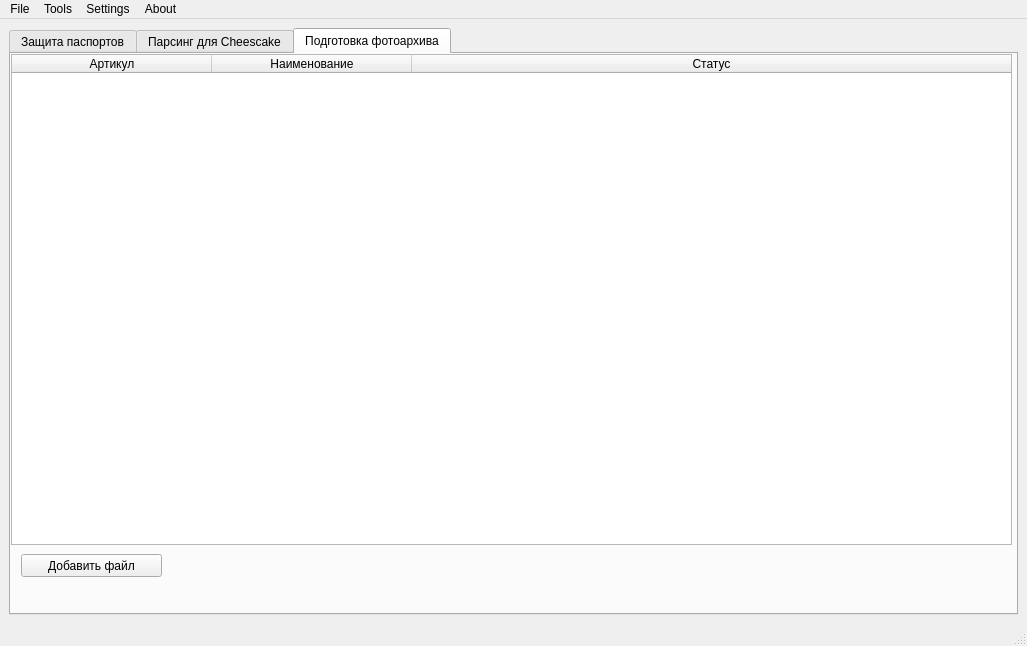
Old version of the form main_window.ui in the repository Risez51/IvanCRM.
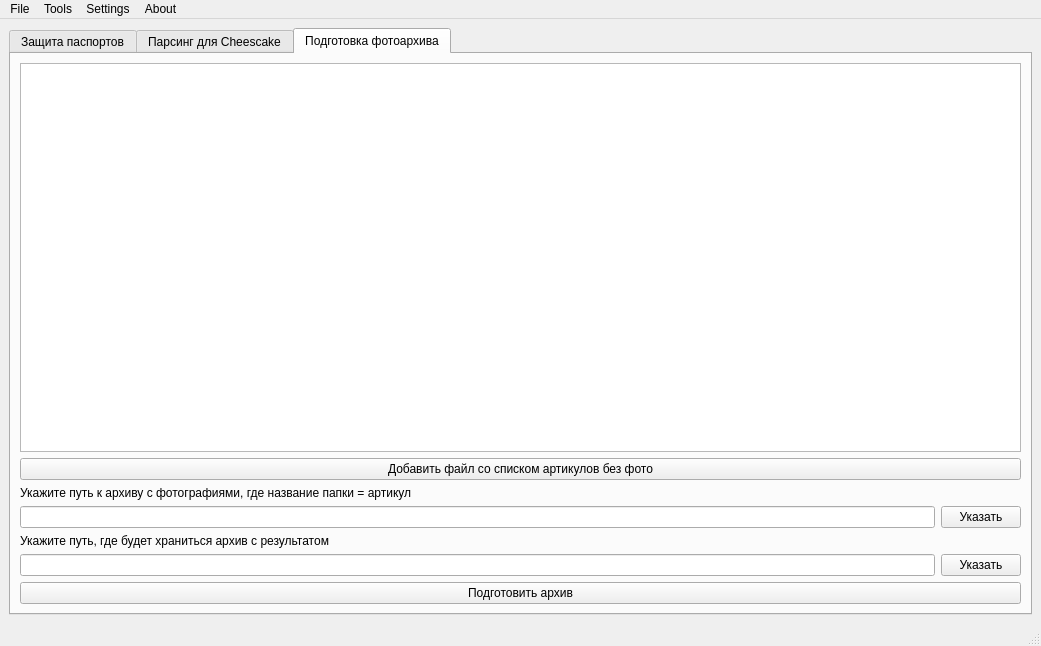
New version of the form. Icons and pictures are not drawn.

Commit message: realize form prepare_archive

What changed in the file:
```diff
--- a/main_window.ui
+++ b/main_window.ui
@@ -525,28 +525,11 @@
        <attribute name="title">
         <string>Подготовка фотоархива</string>
        </attribute>
-       <widget class="QPushButton" name="add_prepare_list_photo_push_button">
-        <property name="geometry">
-         <rect>
-          <x>10</x>
-          <y>500</y>
-          <width>141</width>
-          <height>23</height>
-         </rect>
-        </property>
-        <property name="text">
-         <string>Добавить файл</string>
-        </property>
-       </widget>
+       <layout class="QVBoxLayout" name="verticalLayout_11">
+        <item>
+         <layout class="QVBoxLayout" name="verticalLayout_10">
+          <item>
        <widget class="QTableWidget" name="articles_without_photo_table_widget">
-        <property name="geometry">
-         <rect>
-          <x>0</x>
-          <y>0</y>
-          <width>1001</width>
-          <height>491</height>
-         </rect>
-        </property>
         <property name="minimumSize">
          <size>
           <width>1001</width>
@@ -559,22 +542,76 @@
         <attribute name="horizontalHeaderStretchLastSection">
          <bool>true</bool>
         </attribute>
-        <column>
+           </widget>
+          </item>
+          <item>
+           <widget class="QPushButton" name="add_prepare_list_photo_push_button">
          <property name="text">
-          <string>Артикул</string>
-         </property>
-        </column>
-        <column>
+             <string>Добавить файл со списком артикулов без фото</string>
+            </property>
+           </widget>
+          </item>
+          <item>
+           <widget class="QLabel" name="label_2">
+            <property name="sizePolicy">
+             <sizepolicy hsizetype="Preferred" vsizetype="Fixed">
+              <horstretch>0</horstretch>
+              <verstretch>0</verstretch>
+             </sizepolicy>
+            </property>
          <property name="text">
-          <string>Наименование</string>
-         </property>
-        </column>
-        <column>
+             <string>Укажите путь к архиву с фотографиями, где название папки = артикул</string>
+            </property>
+           </widget>
+          </item>
+          <item>
+           <layout class="QHBoxLayout" name="horizontalLayout_7">
+            <property name="spacing">
+             <number>6</number>
+            </property>
+            <item>
+             <widget class="QLineEdit" name="result_path_line_edit_2"/>
+            </item>
+            <item>
+             <widget class="QPushButton" name="add_photo_archive_path_push_button">
          <property name="text">
-          <string>Статус</string>
-         </property>
-        </column>
-       </widget>
+               <string>Указать</string>
+              </property>
+             </widget>
+            </item>
+           </layout>
+          </item>
+          <item>
+           <widget class="QLabel" name="label_3">
+            <property name="text">
+             <string>Укажите путь, где будет храниться архив с результатом</string>
+            </property>
+           </widget>
+          </item>
+          <item>
+           <layout class="QHBoxLayout" name="horizontalLayout_8">
+            <item>
+             <widget class="QLineEdit" name="result_path_archive_line_edit"/>
+            </item>
+            <item>
+             <widget class="QPushButton" name="add_result_path_archive_push_button">
+              <property name="text">
+               <string>Указать</string>
+              </property>
+             </widget>
+            </item>
+           </layout>
+          </item>
+          <item>
+           <widget class="QPushButton" name="start_prepare_result_archive_push_button">
+            <property name="text">
+             <string>Подготовить архив</string>
+            </property>
+           </widget>
+          </item>
+         </layout>
+        </item>
+       </layout>
       </widget>
      </widget>
     </item>
```
Lines whose indentation alone changed are shown as unchanged. The commit also changes 2 other files.
